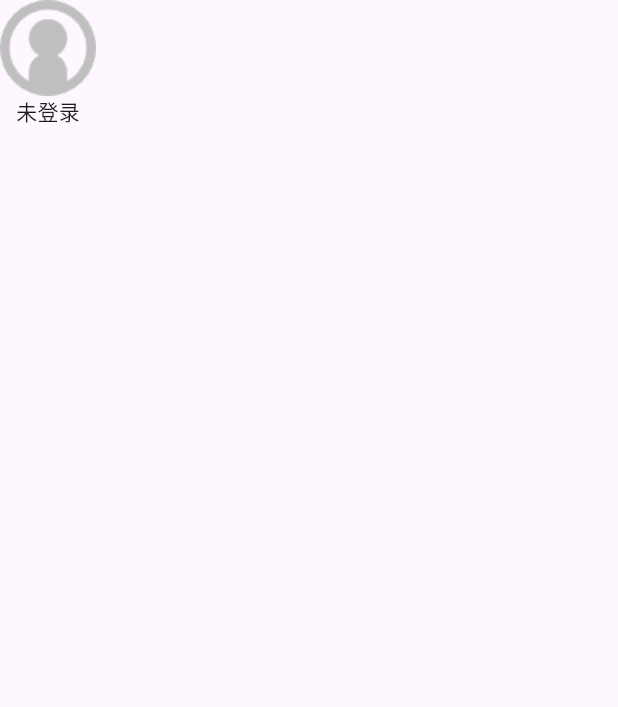
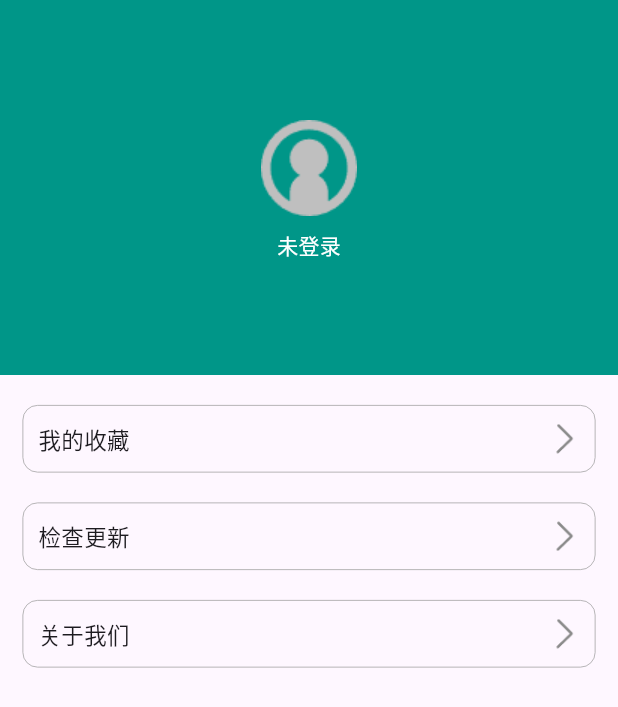
Before and after one commit to injuryzy/flutter_study, a Flutter app: the PersonPage screen opened directly, on a phone screen of 412 x 824 dp. Shown: the top 707 px of the screen. Run offline on Flutter 3.47's test engine with Material 3 defaults, Android fonts, the phone set to English and light mode, and no system bars; our stand-ins replace dio, flutter_svg, flutter_swiper_view, oktoast, pull_to_refresh; missing offline and left inert: dart:ffi; network calls fail.

Commit message:
feat(app):登录页面

```diff
--- a/lib/pages/person/person_page.dart
+++ b/lib/pages/person/person_page.dart
@@ -1,3 +1,5 @@
+import 'package:client_app/route/routes.dart';
+import 'package:flutter/cupertino.dart';
 import 'package:flutter/material.dart';
 
 class PersonPage extends StatefulWidget {
@@ -13,23 +15,77 @@ class _PersonPageState extends State<PersonPage> {
     return Scaffold(
       body: SafeArea(
           child: Container(
+        width: double.infinity,
+        alignment: Alignment.center,
         child: Column(
-          crossAxisAlignment: CrossAxisAlignment.center,
           children: [
-            Image.asset(
-              "assets/images/head.png",
-              width: 64,
-              height: 64,
-            ),
-            Text(
-              '未登录',
-              style: TextStyle(
-                fontSize: 14,
-              ),
-            ),
+            _header(() {
+              Navigator.pushNamed(context, RoutePath.loginPage);
+            }),
+            _settingItem("我的收藏", () {}),
+            _settingItem("检查更新", () {}),
+            _settingItem("关于我们", () {}),
           ],
         ),
       )),
     );
   }
+
+  Widget _settingItem(String title, GestureTapCallback? onTap) {
+    return GestureDetector(
+        onTap: onTap,
+        child: Container(
+          margin: EdgeInsets.only(left: 15, right: 15, top: 20),
+          padding: EdgeInsets.only(left: 10, right: 10),
+          width: double.infinity,
+          height: 45,
+          decoration: BoxDecoration(
+              border: Border.all(color: Colors.grey, width: 0.5),
+              borderRadius: BorderRadius.all(Radius.circular(10))),
+          child: Row(
+            mainAxisAlignment: MainAxisAlignment.spaceBetween,
+            children: [
+              Text(
+                title,
+                style: TextStyle(fontSize: 15),
+              ),
+              // Expanded(child: SizedBox()),
+              Image.asset(
+                "assets/images/right.png",
+                width: 20,
+                height: 20,
+              )
+            ],
+          ),
+        ));
+  }
+
+  Widget _header(GestureTapCallback? onTap) {
+    return Container(
+      height: 250,
+      width: double.infinity,
+      color: Colors.teal,
+      alignment: Alignment.center,
+      child: Column(mainAxisAlignment: MainAxisAlignment.center, children: [
+        GestureDetector(
+          onTap: onTap,
+          child: Image.asset(
+            "assets/images/head.png",
+            width: 70,
+            height: 70,
+          ),
+        ),
+        SizedBox(
+          height: 6,
+        ),
+        GestureDetector(
+          onTap: onTap,
+          child: Text(
+            '未登录',
+            style: TextStyle(fontSize: 14, color: Colors.white),
+          ),
+        )
+      ]),
+    );
+  }
 }
```
Also changed, not shown: lib/common_ui/common_style.dart (added, +42 -0 lines), lib/pages/auth/login_page.dart (added, +59 -0 lines), lib/pages/auth/register_page.dart (added, +50 -0 lines), lib/pages/login/login_page.dart (deleted, +0 -18 lines), lib/route/routes.dart (+5 -4 lines), assets/images/display.png (added), assets/images/hidden.png (added), assets/images/right.png (added), pubspec.lock.
